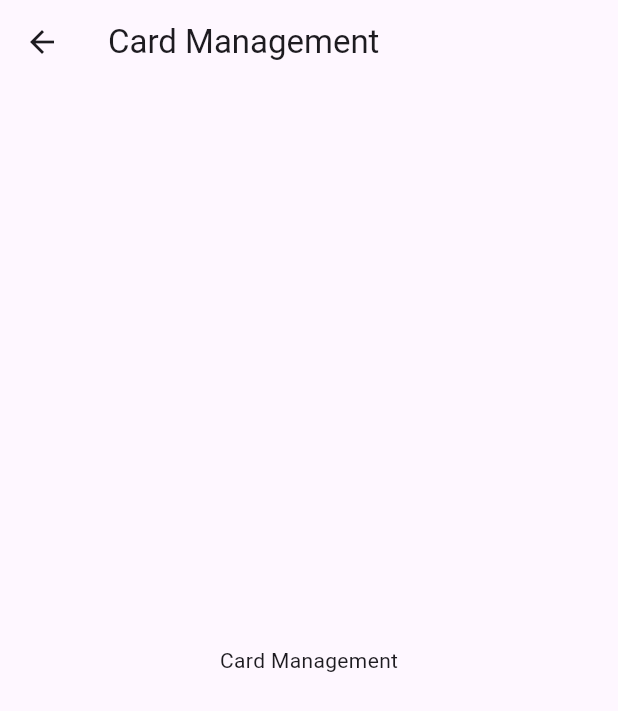
After one commit to SPACE-AXE/pig-front, a Flutter app: the CardScreen screen opened directly, on a phone screen of 412 x 824 dp. The commit adds this screen. Shown: the top 711 px of the screen. Run offline on Flutter 3.47's test engine with Material 3 defaults, Android fonts, the light colour scheme and no system bars; our stand-ins replace fluttertoast; missing offline and left inert: desktop_window, qr_code_scanner.

Commit message:
main에서 cardScreen 으로 이동하는 버튼 생성

```diff
--- /dev/null
+++ b/lib/cardScreen.dart
@@ -0,0 +1,16 @@
+import 'package:flutter/material.dart';
+
+class CardScreen extends StatefulWidget {
+  @override
+  _CardScreenState createState() => _CardScreenState();
+}
+
+class _CardScreenState extends State<CardScreen> {
+  @override
+  Widget build(BuildContext context) {
+    return Scaffold(
+      appBar: AppBar(title: Text("Card Management")),
+      body: Center(child: Text("Card Management")),
+    );
+  }
+}
```
Also changed, not shown: lib/main.dart (+15 -10 lines).
